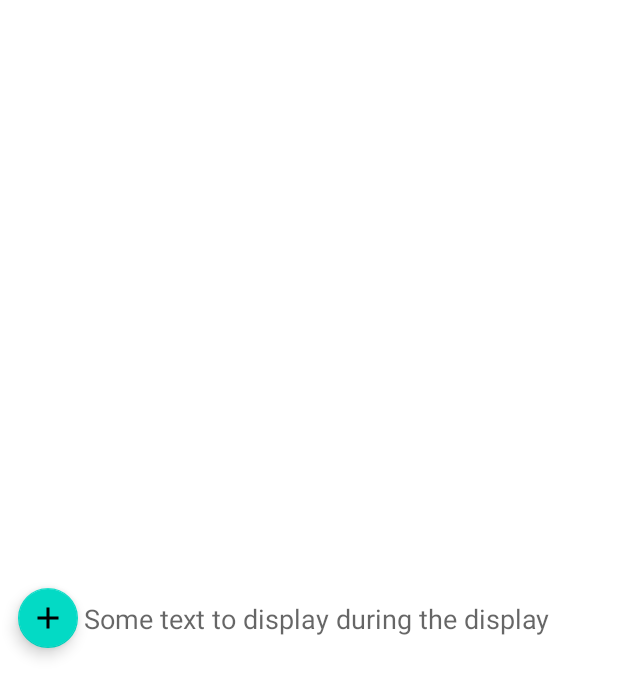
After one commit to MobileApps-Cascadia/recyclerview-with-fragments, an Android app: the layout list_item.xml on its own in the app's theme, with its tools: preview values and no code run, on a phone screen of 412 x 824 dp. The commit adds this screen. Shown: the top 697 px of the screen. Run offline under Robolectric (Android 15) with nearby library versions, the phone set to English and light mode, and no system bars.

```diff
--- /dev/null
+++ b/app/src/main/java/com/example/plainolnotes4/data/Constants.kt
@@ -0,0 +1,3 @@
+package com.example.plainolnotes4.data
+
+const val NEW_NOTE_ID = 0
--- /dev/null
+++ b/app/src/main/res/layout/list_item.xml
@@ -0,0 +1,36 @@
+<?xml version="1.0" encoding="utf-8"?>
+<androidx.constraintlayout.widget.ConstraintLayout xmlns:android="http://schemas.android.com/apk/res/android"
+    xmlns:app="http://schemas.android.com/apk/res-auto"
+    xmlns:tools="http://schemas.android.com/tools"
+    android:layout_width="match_parent"
+    android:layout_height="match_parent">
+
+    <com.google.android.material.floatingactionbutton.FloatingActionButton
+        android:id="@+id/floatingActionButton"
+        android:layout_width="75dp"
+        android:layout_height="wrap_content"
+        android:layout_margin="8dp"
+        app:fabSize="mini"
+        app:layout_constraintBottom_toBottomOf="parent"
+        app:layout_constraintTop_toTopOf="parent"
+        app:layout_constraintStart_toStartOf="parent"
+
+        android:clickable="true"
+        app:srcCompat="@drawable/ic_add"
+        />
+
+    <TextView
+        android:id="@+id/textView"
+        android:layout_width="0dp"
+        android:layout_height="wrap_content"
+
+        android:ellipsize="end"
+        android:maxLines="2"
+        android:textAppearance="@style/TextAppearance.AppCompat.Medium"
+        app:layout_constraintBottom_toBottomOf="parent"
+        app:layout_constraintEnd_toEndOf="parent"
+        app:layout_constraintStart_toEndOf="@+id/floatingActionButton"
+        app:layout_constraintTop_toTopOf="parent"
+        tools:text="Some text to display during the display"
+        />
+</androidx.constraintlayout.widget.ConstraintLayout>
--- a/app/src/main/res/navigation/nav_graph.xml
+++ b/app/src/main/res/navigation/nav_graph.xml
@@ -10,4 +10,5 @@
         android:name="com.example.plainolnotes4.MainFragment"
         android:label="main_fragment"
         tools:layout="@layout/main_fragment" />
+
 </navigation>
```
Also changed, not shown: app/src/main/java/com/example/plainolnotes4/MainFragment.kt (+22 -1 lines), app/src/main/java/com/example/plainolnotes4/MainFragment1.kt (added, +31 -0 lines), app/src/main/java/com/example/plainolnotes4/MainFragment1ViewModel.kt (added, +7 -0 lines), app/src/main/java/com/example/plainolnotes4/MainViewModel.kt (+8 -0 lines), app/src/main/java/com/example/plainolnotes4/data/NoteEntity.kt (added, +13 -0 lines), app/src/main/java/com/example/plainolnotes4/data/SampleDataProvider.kt (added, +30 -0 lines), app/src/main/res/layout/fragment_main_fragment1.xml (added, +13 -0 lines), app/src/main/res/layout/main_fragment.xml (+17 -6 lines).
